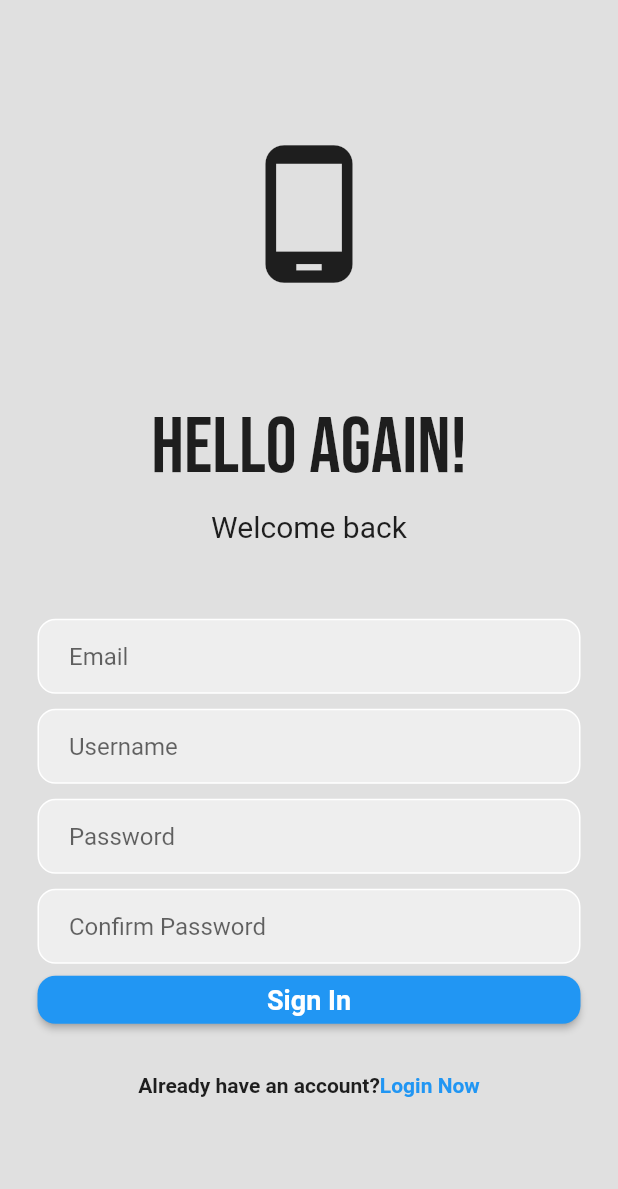
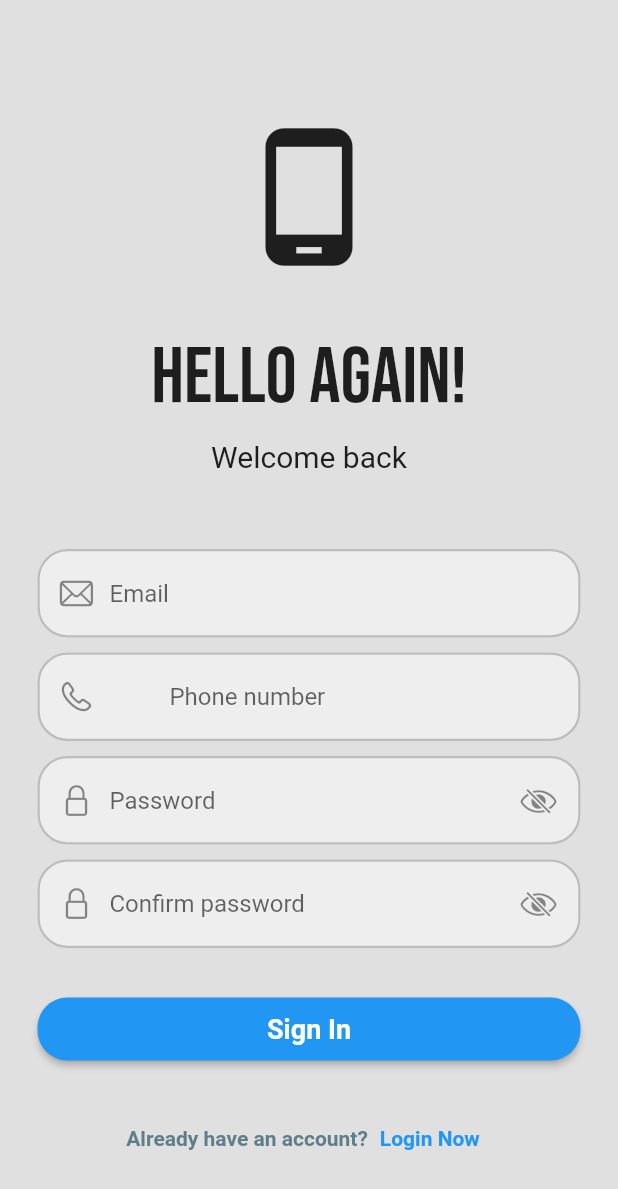
Before and after one commit to Toffee23/Bank, a Flutter app: the screen it shows after launch, after a tap on "Register Now", on a phone screen of 412 x 824 dp. Shown: the top 1189 px of the screen. Run offline on Flutter 3.47's test engine with Material 2 defaults, Android fonts, the phone set to English and light mode, and no system bars; our stand-ins replace flutter_riverpod, google_fonts, smooth_page_indicator, vibration.

Commit message:
Update sign up page

```diff
--- a/lib/main.dart
+++ b/lib/main.dart
@@ -1,9 +1,8 @@
 import 'package:flutter/material.dart';
+import 'package:flutter_riverpod/flutter_riverpod.dart';
 import 'package:portfolio/pages/login_page.dart';
 
-void main() {
-  runApp(const MyApp());
-}
+void main() => runApp(const ProviderScope(child: MyApp()));
 
 class MyApp extends StatelessWidget {
   const MyApp({Key? key}) : super(key: key);
--- a/lib/pages/controllers.dart
+++ b/lib/pages/controllers.dart
@@ -1,46 +1,70 @@
 import 'dart:developer';
-
 import 'package:flutter/cupertino.dart';
 import 'package:portfolio/client_api.dart';
 import 'package:portfolio/pages/models.dart';
-import 'package:portfolio/utlis.dart';
+import 'package:portfolio/utils.dart';
+import 'package:vibration/vibration.dart';
 
 class Controller {
 
   static void onSignUp(
-    BuildContext context,
-    // TextEditingController emailController,
-    // TextEditingController phoneNumberController,
-    // TextEditingController password1Controller,
-    self
-    // TextEditingController password2Controller,
+    BuildContext context, formKey,
+    TextEditingController emailController,
+    TextEditingController phoneNumberController,
+    TextEditingController password1Controller,
+    TextEditingController password2Controller,
   ) {
-    final String email = self.emailController.text.trim();
-    final String phoneNumber = self.phoneNumberController.text.trim();
-    final String password1 = self.password1Controller.text.trim();
-    final String password2 = self.password2Controller.text.trim();
+    final String email = emailController.text.trim();
+    final String phoneNumber = phoneNumberController.text.trim();
+    final String password1 = password1Controller.text.trim();
+    final String password2 = password2Controller.text.trim();
 
-    if (email.isEmpty) {
-      log('Email field can\'t be empty');
-    } else if (email.isNotEmail) {
-      log('The entered email is not a valid email');
-    } else if (phoneNumber.isEmpty) {
-      log('Phone number field can\'t be empty');
-    } else if (phoneNumber.length != 11) {
-      log('Phone number must be 11 in length');
-    } else if (password1.isEmpty) {
-      log('Password field can\'t be empty');
-    } else if (password2.isEmpty) {
-      log('Confirm password field can\'t be empty');
-    } else if (password1 != password2) {
-      log('Password mismatch');
-    } else {
+    // bool isError = false;
+    //
+    // if (email.isEmpty) {
+    //   log('Email field can\'t be empty');
+    //   isError = true;
+    // }
+    //
+    // if (email.isNotEmail) {
+    //   log('The entered email is not a valid email');
+    //   isError = true;
+    // }
+    //
+    // if (phoneNumber.isEmpty) {
+    //   log('Phone number field can\'t be empty');
+    //   isError = true;
+    // }
+    //
+    // if (phoneNumber.length != 11) {
+    //   log('Phone number must be 11 in length');
+    //   isError = true;
+    // }
+    //
+    // if (password1.isEmpty) {
+    //   log('Password field can\'t be empty');
+    //   isError = true;
+    // }
+    //
+    // if (password2.isEmpty) {
+    //   log('Confirm password field can\'t be empty');
+    //   isError = true;
+    // }
+    //
+    // if (password1 != password2) {
+    //   log('Password mismatch');
+    //   isError = true;
+    // }
+
+    if (formKey.currentState?.validate() ?? false) {
       final RegisterModel signupModel = RegisterModel(
         email: email,
         phoneNumber: phoneNumber,
         password: password1
       );
       _signIn(context, signupModel);
+    } else {
+      Vibration.vibrate(duration: 100);
     }
   }
 
@@ -52,4 +76,44 @@ class Controller {
 
     // print(response);
   }
+
+  static String? emailValidator(String? value) {
+    if (value == null || value.isEmpty) {
+      return 'Please enter an email';
+    }
+    if (value.isNotEmail) {
+      return 'Please enter a valid email';
+    }
+    return null;
+  }
+
+  static String? phoneNumberValidator(String? value) {
+    if (value == null || value.isEmpty) {
+      return 'Please enter a phone number';
+    }
+    if (value.length != 11) {
+      return 'Phone number can not be more than or less than 11';
+    }
+    return null;
+  }
+
+  static String? password1Validator(String? value) {
+    if (value == null || value.isEmpty) {
+      return 'Please enter a password';
+    }
+    if (value.length < 6) {
+      return 'Password length must be more than 6';
+    }
+    return null;
+  }
+
+  static String? password2Validator(String? value) {
+    if (value == null || value.isEmpty) {
+      return 'Please enter a password';
+    }
+    return null;
+  }
+
+  static void onLoginNow(BuildContext context) => Navigator.pop(context);
+
 }
--- a/lib/pages/login_page.dart
+++ b/lib/pages/login_page.dart
@@ -91,9 +91,7 @@ class LoginPage extends StatelessWidget {
                     onTap: () => Navigator.push(
                       context,
                       MaterialPageRoute(
-                        builder: (context) => RegisterPage(
-                          onTap: () {},
-                        ),
+                        builder: (context) => const RegisterPage(),
                       ),
                     ),
                     child: const Text(
--- a/lib/pages/register_page.dart
+++ b/lib/pages/register_page.dart
@@ -1,36 +1,55 @@
+import 'package:flutter/cupertino.dart';
 import 'package:flutter/material.dart';
+import 'package:flutter_riverpod/flutter_riverpod.dart';
 import 'package:google_fonts/google_fonts.dart';
 import 'package:portfolio/pages/controllers.dart';
+import 'package:portfolio/utilities/text_field.dart';
 
-class RegisterPage extends StatefulWidget {
-  final Function()? onTap;
-  const RegisterPage({Key? key, required this.onTap}) : super(key: key);
+final obscureText1Provider = StateProvider<bool>((ref) => true);
+final obscureText2Provider = StateProvider<bool>((ref) => true);
+
+class RegisterPage extends ConsumerStatefulWidget {
+  const RegisterPage({Key? key}) : super(key: key);
 
   @override
-  State<RegisterPage> createState() => _RegisterPageState();
+  ConsumerState<RegisterPage> createState() => _RegisterPageState();
 }
 
-class _RegisterPageState extends State<RegisterPage> {
-  final emailController = TextEditingController();
-  final phoneNumberController = TextEditingController();
-  final password1Controller = TextEditingController();
-  final password2Controller = TextEditingController();
+class _RegisterPageState extends ConsumerState<RegisterPage> {
+  final _formKey = GlobalKey<FormState>();
+  final _emailController = TextEditingController();
+  final _phoneNumberController = TextEditingController();
+  final _password1Controller = TextEditingController();
+  final _password2Controller = TextEditingController();
+
+  @override
+  void dispose() {
+    _emailController.dispose();
+    _phoneNumberController.dispose();
+    _password1Controller.dispose();
+    _password2Controller.dispose();
+    super.dispose();
+  }
 
   @override
   Widget build(BuildContext context) {
-    return Scaffold(
+    return GestureDetector(
+      onTap: () => FocusManager.instance.primaryFocus?.unfocus(),
+      child: Scaffold(
         backgroundColor: Colors.grey[300],
-      body: SafeArea(
-        child: Center(
+        body: Center(
           child: SingleChildScrollView(
+            padding: const EdgeInsets.symmetric(horizontal: 25.0),
             child:
-                Column(mainAxisAlignment: MainAxisAlignment.center, children: [
+              Column(
+                mainAxisAlignment: MainAxisAlignment.center,
+                children: <Widget>[
+                const SizedBox(height: 40),
                 const Icon(
                   Icons.phone_android,
                   size: 100,
                 ),
-              const SizedBox(height: 75),
-              // Hello again!
+                const SizedBox(height: 40),
                 Text(
                   'Hello Again!',
                   style: GoogleFonts.bebasNeue(
@@ -45,120 +64,79 @@ class _RegisterPageState extends State<RegisterPage> {
                   ),
                 ),
                 const SizedBox(height: 50),
-
-              // email textfield
-              Padding(
-                padding: const EdgeInsets.symmetric(horizontal: 25.0),
-                child: Container(
-                  decoration: BoxDecoration(
-                    color: Colors.grey[200],
-                    border: Border.all(color: Colors.white),
-                    borderRadius: BorderRadius.circular(12),
+                Form(
+                  key: _formKey,
+                  child: Column(
+                    children: <CustomTextFormField>[
+                      CustomTextFormField(
+                        controller: _emailController,
+                        keyboardType: TextInputType.emailAddress,
+                        hintText: 'Email',
+                        prefixIcon: const Icon(CupertinoIcons.mail),
+                        validator: Controller.emailValidator,
                       ),
-                  child: Padding(
-                    padding: const EdgeInsets.only(left: 20.0),
-                    child: TextField(
-                      controller: emailController,
-                      keyboardType: TextInputType.emailAddress,
-                      textInputAction: TextInputAction.next,
-                      decoration: const InputDecoration(
-                        border: InputBorder.none,
-                        hintText: "Email",
+                      CustomTextFormField(
+                        controller: _phoneNumberController,
+                        keyboardType: TextInputType.phone,
+                        hintText: 'Phone number',
+                        prefixText: '+234 ',
+                        prefixIcon: const Icon(CupertinoIcons.phone),
+                        validator: Controller.phoneNumberValidator,
+                      ),
+                      CustomTextFormField(
+                        controller: _password1Controller,
+                        obscureText: ref.watch(obscureText1Provider),
+                        hintText: 'Password',
+                        prefixIcon: const Icon(CupertinoIcons.lock),
+                        suffixIcon: IconButton(
+                          onPressed: () => ref.read(obscureText1Provider.notifier).update((state) => !state),
+                          icon: Icon(
+                            ref.watch(obscureText1Provider) ?
+                            CupertinoIcons.eye_slash :
+                            CupertinoIcons.eye
+                          )
+                        ),
+                        validator: Controller.password1Validator,
+                      ),
+                      CustomTextFormField(
+                        controller: _password2Controller,
+                        textInputAction: TextInputAction.done,
+                        hintText: 'Confirm password',
+                        obscureText: ref.watch(obscureText2Provider),
+                        prefixIcon: const Icon(CupertinoIcons.lock),
+                        suffixIcon: IconButton(
+                          onPressed: () => ref.read(obscureText2Provider.notifier).update((state) => !state),
+                          icon: Icon(
+                            ref.watch(obscureText2Provider) ?
+                            CupertinoIcons.eye_slash :
+                            CupertinoIcons.eye
+                          )
+                        ),
+                        validator: Controller.password2Validator,
+                      ),
+                    ],
                   ),
                 ),
-                  ),
-                ),
-              ),
+                const SizedBox(height: 20),
 
-              const SizedBox(height: 10),
-              Padding(
-                padding: const EdgeInsets.symmetric(horizontal: 25.0),
-                child: Container(
-                  decoration: BoxDecoration(
-                    color: Colors.grey[200],
-                    border: Border.all(color: Colors.white),
-                    borderRadius: BorderRadius.circular(12),
-                  ),
-                  child: Padding(
-                    padding: const EdgeInsets.only(left: 20.0),
-                    child: TextField(
-                      controller: phoneNumberController,
-                      keyboardType: TextInputType.emailAddress,
-                      textInputAction: TextInputAction.next,
-                      decoration: const InputDecoration(
-                        border: InputBorder.none,
-                        hintText: "Username",
-                      ),
-                    ),
-                  ),
-                ),
-              ),
-
-              const SizedBox(height: 10),
-
-              Padding(
-                padding: const EdgeInsets.symmetric(horizontal: 25.0),
-                child: Container(
-                  decoration: BoxDecoration(
-                    color: Colors.grey[200],
-                    border: Border.all(color: Colors.white),
-                    borderRadius: BorderRadius.circular(12),
-                  ),
-                  child: Padding(
-                    padding: const EdgeInsets.only(left: 20.0),
-                    child: TextField(
-                      controller: password1Controller,
-                      textInputAction: TextInputAction.next,
-                      obscureText: true,
-                      decoration: const InputDecoration(
-                        border: InputBorder.none,
-                        hintText: "Password",
-                      ),
-                    ),
-                  ),
-                ),
-              ),
-
-              const SizedBox(height: 10),
-              // confirm password
-              Padding(
-                padding: const EdgeInsets.symmetric(horizontal: 25.0),
-                child: Container(
-                  decoration: BoxDecoration(
-                    color: Colors.grey[200],
-                    border: Border.all(color: Colors.white),
-                    borderRadius: BorderRadius.circular(12),
-                  ),
-                  child: const Padding(
-                    padding: EdgeInsets.only(left: 20.0),
-                    child: TextField(
-                      obscureText: true,
-                      decoration: InputDecoration(
-                        border: InputBorder.none,
-                        hintText: "Confirm Password",
-                      ),
-                    ),
-                  ),
-                ),
-              ),
-              // sign in button
-              Padding(
-                padding: const EdgeInsets.symmetric(horizontal: 25.0),
-                child: ElevatedButton(
+                ElevatedButton(
                   onPressed: () {
                     Controller.onSignUp(
                       context,
-                      // emailController,
-                      // phoneNumberController,
-                      // password1Controller,
-                      this,
+                      _formKey,
+                      _emailController,
+                      _phoneNumberController,
+                      _password1Controller,
+                      _password2Controller,
                     );
                   },
                   style: ButtonStyle(
                     minimumSize: const MaterialStatePropertyAll(
-                          Size(double.infinity, 32)),
+                      Size(double.infinity, 42)
+                    ),
                     shape: MaterialStatePropertyAll(RoundedRectangleBorder(
-                          borderRadius: BorderRadius.circular(12)))),
+                      borderRadius: BorderRadius.circular(20.0)))
+                    ),
                   child: const Text(
                   'Sign In',
                   style: TextStyle(
@@ -168,20 +146,20 @@ class _RegisterPageState extends State<RegisterPage> {
                   ),
                 ),
                 ),
-              ),
                 const SizedBox(height: 25),
-              // not a member? register now
+
                 Row(
                   mainAxisAlignment: MainAxisAlignment.center,
-                children: [
+                  children: <Widget>[
                     const Text(
                       'Already have an account?',
                       style: TextStyle(
                         fontWeight: FontWeight.bold,
+                        color: Colors.blueGrey
                       ),
                     ),
-                  GestureDetector(
-                    onTap: widget.onTap,
+                    TextButton(
+                      onPressed: () => Controller.onLoginNow(context),
                       child: const Text(
                         'Login Now',
                         style: TextStyle(
@@ -192,9 +170,10 @@ class _RegisterPageState extends State<RegisterPage> {
                     ),
                   ],
                 ),
-            ]),
+              ]
             ),
           ),
+        )
       ),
     );
   }
--- a/lib/utilities/text_field.dart
+++ b/lib/utilities/text_field.dart
@@ -28,3 +28,122 @@ class LoginField extends StatelessWidget {
     );
   }
 }
+
+class CustomTextFormField extends StatefulWidget {
+  const CustomTextFormField({
+    Key? key,
+    required this.hintText,
+    this.controller,
+    this.keyboardType = TextInputType.text,
+    this.textInputAction = TextInputAction.next,
+    this.obscureText = false,
+    this.prefixText,
+    this.prefixIcon,
+    this.suffixIcon,
+    this.validator,
+  }) : super(key: key);
+  final TextEditingController? controller;
+  final TextInputType? keyboardType;
+  final TextInputAction? textInputAction;
+  final bool obscureText;
+  final String hintText;
+  final String? prefixText;
+  final Widget? prefixIcon;
+  final Widget? suffixIcon;
+  final FormFieldValidator<String>? validator;
+
+  @override
+  State<CustomTextFormField> createState() => _CustomTextFormFieldState();
+}
+
+class _CustomTextFormFieldState extends State<CustomTextFormField> {
+  bool isFocused = false;
+
+  @override
+  Widget build(BuildContext context) {
+    return Padding(
+      padding: const EdgeInsets.only(bottom: 10.0),
+      child: Stack(
+        children: <Widget>[
+          TextFormField(
+            controller: widget.controller,
+            keyboardType: widget.keyboardType,
+            textInputAction: widget.textInputAction,
+            validator: widget.validator,
+            obscureText: widget.obscureText,
+            onChanged: (value) {
+              setState(() {
+                isFocused = value.isNotEmpty;
+              });
+            },
+            decoration: InputDecoration(
+              fillColor: Colors.grey.shade200,
+              filled: true,
+              hintText: widget.hintText,
+              prefixText: widget.prefixText,
+              prefixIcon: widget.prefixIcon == null ? null :
+                Padding(
+                  padding: const EdgeInsets.only(left: 4.0),
+                  child: widget.prefixIcon,
+                ),
+              suffixIcon: widget.suffixIcon == null ? null :
+                Card(
+                  margin: const EdgeInsets.only(right: 4.0),
+                  color: Colors.transparent,
+                  elevation: 0.0,
+                  shape: const CircleBorder(),
+                  clipBehavior: Clip.hardEdge,
+                  child: widget.suffixIcon,
+                ),
+              enabledBorder: OutlineInputBorder(
+                borderSide: BorderSide(
+                  color: Colors.grey.shade400,
+                  width: 1.5
+                ),
+                borderRadius: BorderRadius.circular(20.0)
+              ),
+              focusedBorder: OutlineInputBorder(
+                borderRadius: BorderRadius.circular(20),
+                borderSide: const BorderSide(
+                  color: Colors.blue,
+                  width: 2.0,
+                ),
+              ),
+              errorBorder: OutlineInputBorder(
+                borderRadius: BorderRadius.circular(20),
+                borderSide: const BorderSide(
+                  color: Colors.red,
+                  width: 2.0,
+                ),
+              ),
+              border: OutlineInputBorder(
+                borderRadius: BorderRadius.circular(20),
+                borderSide: const BorderSide(
+                  color: Colors.blue,
+                  width: 2.0,
+                ),
+              ),
+              isCollapsed: true,
+              contentPadding: EdgeInsets.fromLTRB(
+                18.0,
+                isFocused ? 28.0 : 20.0,
+                18.0,
+                isFocused ? 14.0 : 20.0,
+              )
+            ),
+          ),
+          if (isFocused) Positioned(
+            top: 7,
+            left: 45,
+            child: Text(
+              widget.hintText,
+              style: const TextStyle(
+                fontSize: 12
+              ),
+            )
+          )
+        ],
+      ),
+    );
+  }
+}
--- a/pubspec.yaml
+++ b/pubspec.yaml
@@ -39,6 +39,8 @@ dependencies:
   google_fonts:
   smooth_page_indicator:
   http:
+  vibration: ^1.8.3
+  flutter_riverpod: ^2.4.6
 
 dev_dependencies:
   flutter_test:
```
Also changed, not shown: lib/utils.dart (renamed from lib/utlis.dart), pubspec.lock, 1 other file. Lines whose indentation alone changed are shown as unchanged.
